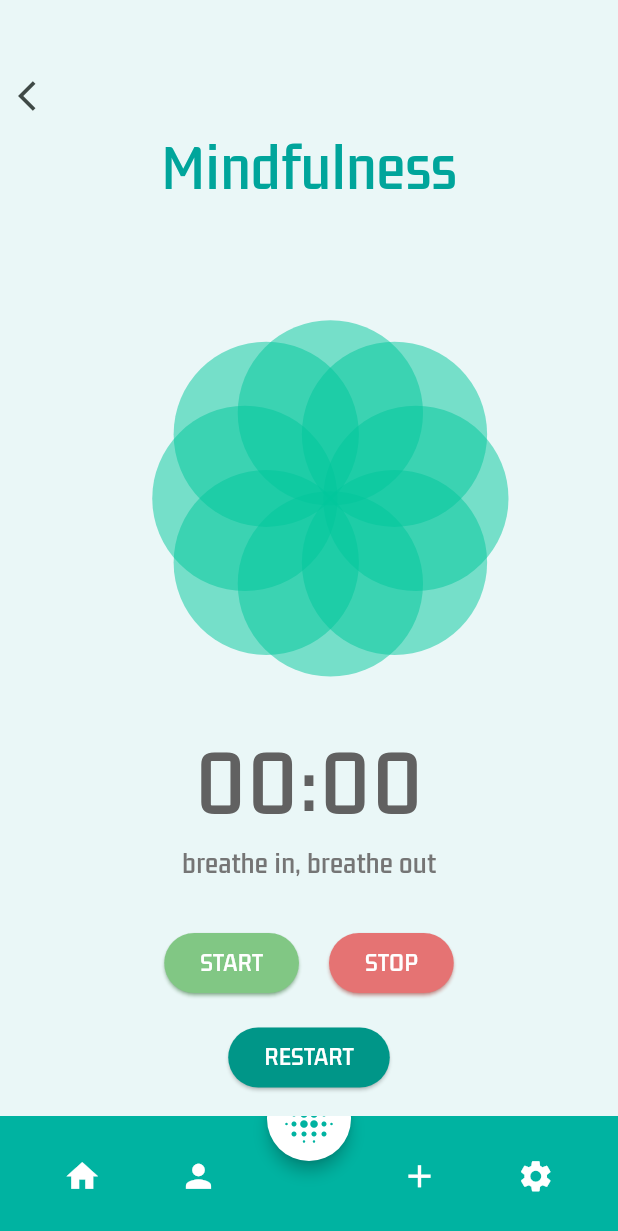
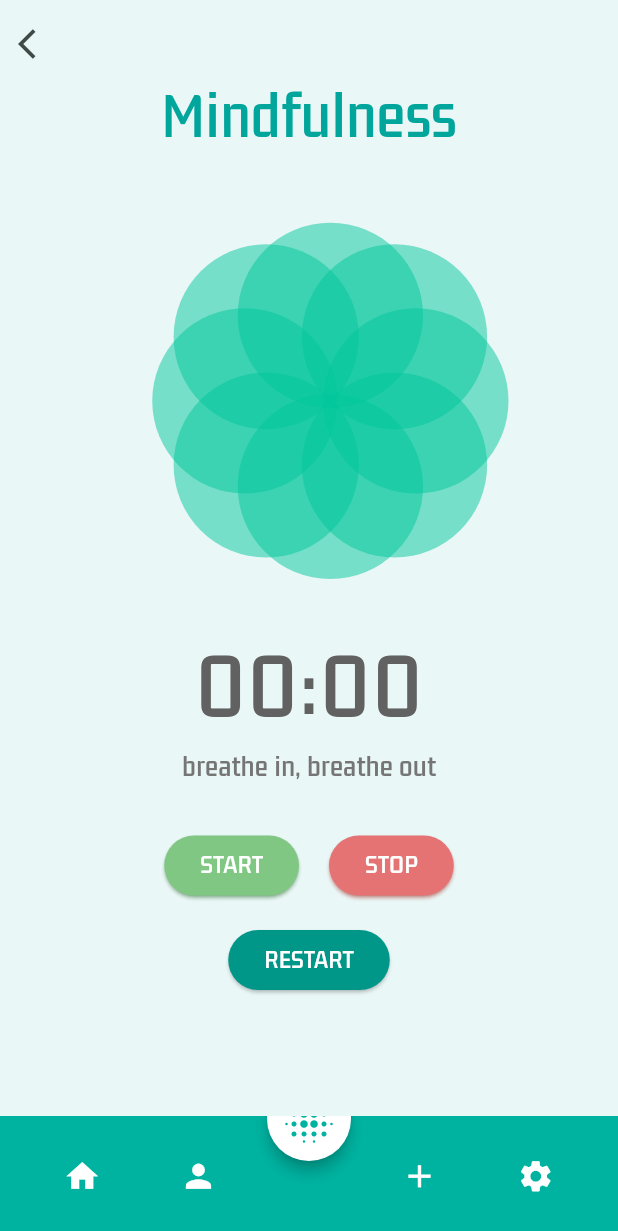
Before and after one commit to 75-Hard-Student-Edition/75-Student, a Flutter app: the MindfulnessScreen screen opened directly with empty values, on a phone screen of 412 x 824 dp. Shown: the top 1231 px of the screen. Run offline on Flutter 3.47's test engine with Material 3 defaults, Android fonts, the phone set to English and light mode, and no system bars; accounts and stored records are empty.

Commit message:
small edits to mindfulness

```diff
--- a/lib/userInterfaces/mindfulness_page.dart
+++ b/lib/userInterfaces/mindfulness_page.dart
@@ -89,7 +89,7 @@ class _MindfulnessScreenState extends State<MindfulnessScreen> with SingleTicker
         ),
         body: SafeArea(
           child: Padding(
-            padding: const EdgeInsets.only(top: 40),
+            padding: const EdgeInsets.only(top: 5),
             child: Column(
               mainAxisSize: MainAxisSize.min,
               crossAxisAlignment: CrossAxisAlignment.center,
@@ -114,8 +114,6 @@ class _MindfulnessScreenState extends State<MindfulnessScreen> with SingleTicker
                     ),
                   ),
                 ),
-
-                const SizedBox(height: 30),
 
                 // will change
                 Center(
```
